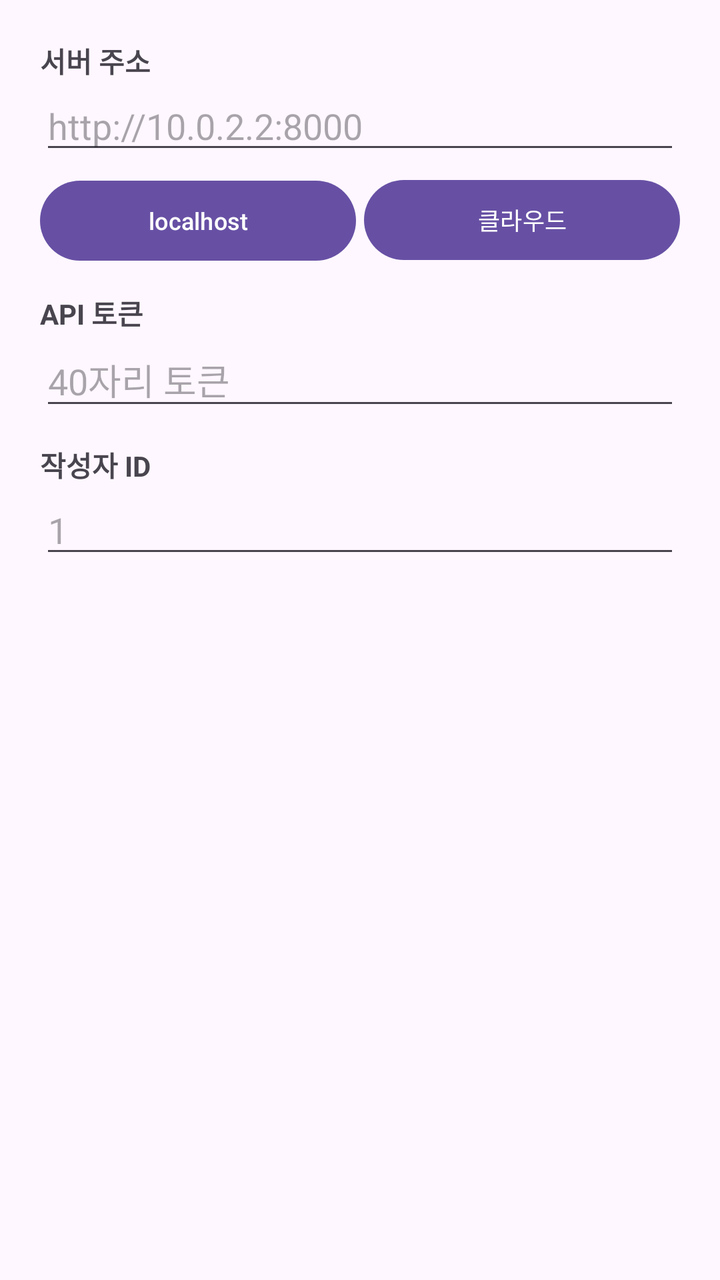
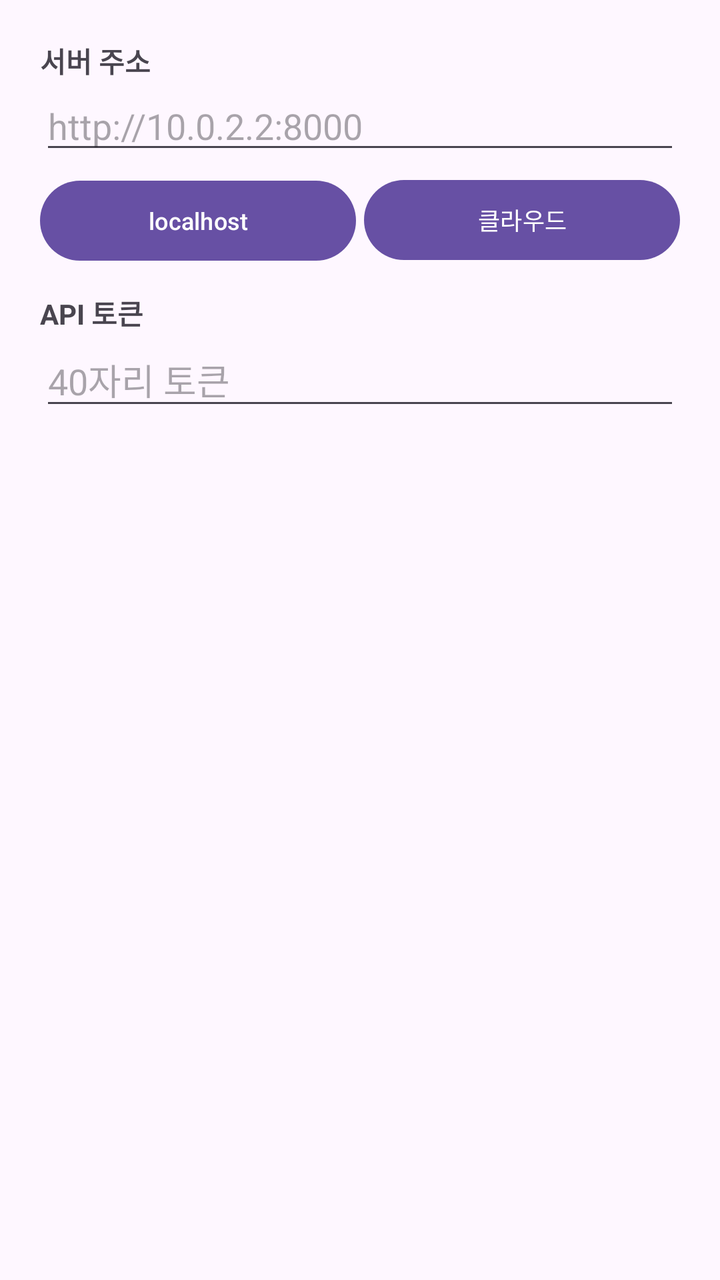

Screens rendered from an Android XML layout before and after an edit, with the pre-edit source and the edit as a unified diff.
<!-- AndroidManifest.xml: application theme Theme.PhotoViewer -->
<!-- res/layout/dialog_settings.xml -->
<?xml version="1.0" encoding="utf-8"?>
<LinearLayout xmlns:android="http://schemas.android.com/apk/res/android"
    android:layout_width="match_parent"
    android:layout_height="wrap_content"
    android:orientation="vertical"
    android:padding="20dp">

    <TextView
        android:layout_width="match_parent"
        android:layout_height="wrap_content"
        android:text="서버 주소"
        android:textStyle="bold" />

    <EditText
        android:id="@+id/editUrl"
        android:layout_width="match_parent"
        android:layout_height="wrap_content"
        android:hint="http://10.0.2.2:8000"
        android:inputType="textUri" />

    <LinearLayout
        android:layout_width="match_parent"
        android:layout_height="wrap_content"
        android:orientation="horizontal"
        android:layout_marginTop="4dp">

        <Button
            android:id="@+id/btnPresetLocal"
            android:layout_width="0dp"
            android:layout_height="wrap_content"
            android:layout_weight="1"
            android:text="localhost"
            android:textSize="12sp" />

        <Button
            android:id="@+id/btnPresetCloud"
            android:layout_width="0dp"
            android:layout_height="wrap_content"
            android:layout_weight="1"
            android:layout_marginStart="4dp"
            android:text="클라우드"
            android:textSize="12sp" />
    </LinearLayout>

    <TextView
        android:layout_width="match_parent"
        android:layout_height="wrap_content"
        android:layout_marginTop="12dp"
        android:text="API 토큰"
        android:textStyle="bold" />

    <EditText
        android:id="@+id/editToken"
        android:layout_width="match_parent"
        android:layout_height="wrap_content"
        android:hint="40자리 토큰"
        android:inputType="text" />

    <TextView
        android:layout_width="match_parent"
        android:layout_height="wrap_content"
        android:layout_marginTop="12dp"
        android:text="작성자 ID"
        android:textStyle="bold" />

    <EditText
        android:id="@+id/editAuthor"
        android:layout_width="match_parent"
        android:layout_height="wrap_content"
        android:hint="1"
        android:inputType="number" />

</LinearLayout>
<!-- resources referenced by this layout -->
<resources>
  <style name="Theme.PhotoViewer" parent="Base.Theme.PhotoViewer" />
  <style name="Base.Theme.PhotoViewer" parent="Theme.Material3.DayNight.NoActionBar">
          
          
      </style>
</resources>

<!-- the commit's change to res/layout/dialog_settings.xml (unified diff, before → after) -->
@@ -56,18 +56,4 @@
         android:hint="40자리 토큰"
         android:inputType="text" />
 
-    <TextView
-        android:layout_width="match_parent"
-        android:layout_height="wrap_content"
-        android:layout_marginTop="12dp"
-        android:text="작성자 ID"
-        android:textStyle="bold" />
-
-    <EditText
-        android:id="@+id/editAuthor"
-        android:layout_width="match_parent"
-        android:layout_height="wrap_content"
-        android:hint="1"
-        android:inputType="number" />
-
 </LinearLayout>
